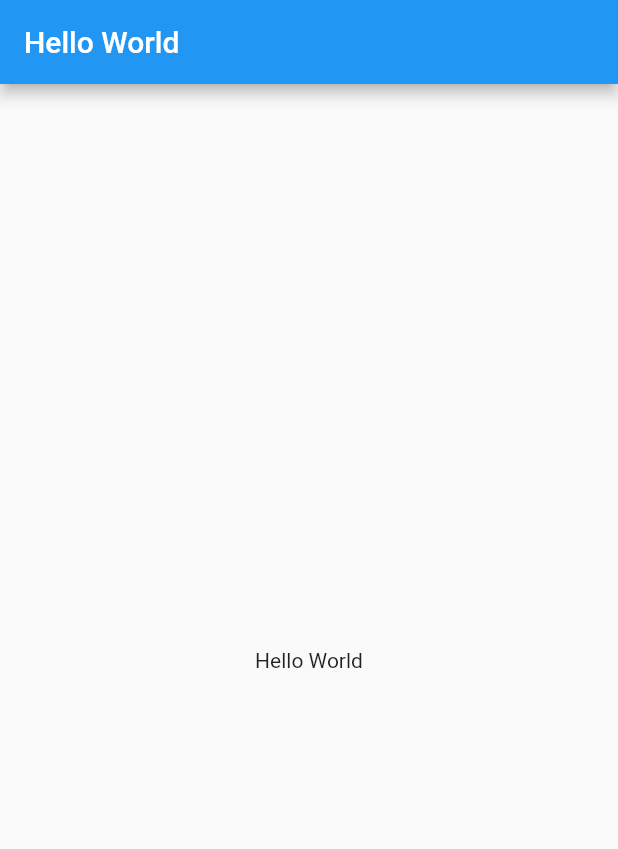
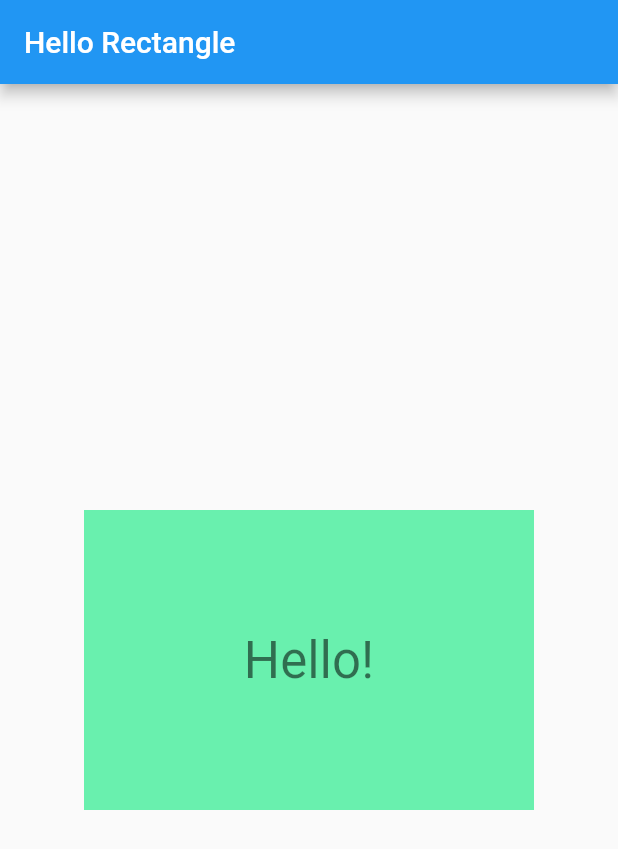
Before and after one commit to sabdar18/Udacity_Flutter_Course, a Flutter app: the screen it shows after launch, on a phone screen of 412 x 824 dp. Shown: the top 849 px of the screen. Run offline on Flutter 3.47's test engine with Material 2 defaults, Android fonts, the phone set to English and light mode, and no system bars.

Commit message:
completed Hello Rectangle

```diff
--- a/lib/main.dart
+++ b/lib/main.dart
@@ -15,10 +15,36 @@ class MyApp extends StatelessWidget {
       debugShowCheckedModeBanner: false,
       home: Scaffold(
         appBar: AppBar(
-          title: Text("Hello World"),
+          title: Text("Hello Rectangle"),
         ),
-        body: Center(child: Text("Hello World"),),
+        body: HelloRectange(),
       ),
     );
   }
 }
+
+class HelloRectange extends StatefulWidget {
+  @override
+  HelloRectangeState createState() {
+    return new HelloRectangeState();
+  }
+}
+
+class HelloRectangeState extends State<HelloRectange> {
+  @override
+  Widget build(BuildContext context) {
+    return new Center(
+      child: Container(
+        color: Colors.greenAccent,
+        height: 200.0,
+        width: 300.0,
+        child: Center(
+          child: Text(
+            "Hello!",
+            style: Theme.of(context).textTheme.display1,
+          ),
+        ),
+      ),
+    );
+  }
+}
```
